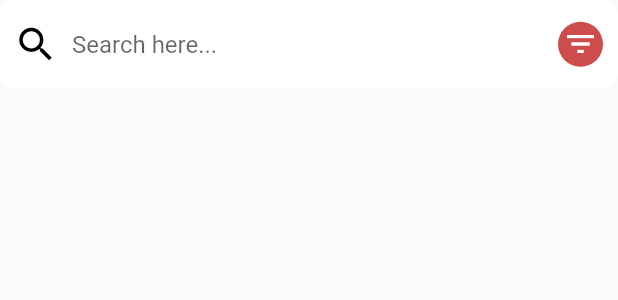
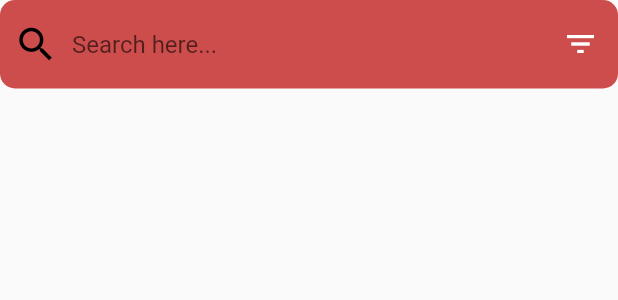
Before and after one commit to getSami147/Travel_planner, a Flutter app: what textformfield() shows on an empty page, opened directly, on a phone screen of 412 x 824 dp. Shown: the top 300 px of the screen. Run offline on Flutter 3.47's test engine with Material 2 defaults, Android fonts, the phone set to English and light mode, and no system bars; our stand-ins replace animated_splash_screen, flutter_svg, google_fonts, mobx, nb_utils; generated files the repository leaves out were written again.

Commit message:
TravelPlanner

```diff
--- a/lib/Screans/Travel PL_Sub_TourPlane.dart
+++ b/lib/Screans/Travel PL_Sub_TourPlane.dart
@@ -41,6 +41,8 @@ class _Sub_TourPlaneState extends State<Sub_TourPlane> {
         // Body Start .........................................................>>>
 
         body: SlidingUpPanel(
+          isDraggable: false,
+          minHeight: MediaQuery.of(context).size.height * .6,
           borderRadius: BorderRadius.circular(30),
           maxHeight: MediaQuery.of(context).size.height * .6,
           panel: Column(
--- a/lib/utils/TravelPlane Widget.dart
+++ b/lib/utils/TravelPlane Widget.dart
@@ -181,26 +181,25 @@ BoxDecoration boxDecoration(
 
 // Text TextFrom Feild FilledColor...........................................>>>
 class textformfield extends StatelessWidget {
-  // var borderSide;
-  // var isPassword;
-  // var isSecure;
-  // var fontSize;
-  // var textColor;
-  // // var fontFamily;
-  // var text;
-  // var maxLine;
-  // var keyboardType;
+  var borderSide;
+  var isPassword;
+  var isSecure;
+  var fontSize;
+  var textColor;
+  // var fontFamily;
+  var text;
+  var maxLine;
+  var keyboardType;
   textformfield({
     Key? key,
-    // var this.borderSide,
-    // var this.fontFamily,
-    // var this.fontSize = textSizeMedium,
-    // var this.isPassword = false,
-    // var this.isSecure = false,
-    // var this.keyboardType,
-    // var this.maxLine = 1,
-    // var this.text,
-    // var this.textColor = textColorSecondary,
+    var this.borderSide,
+    var this.fontSize = textSizeMedium,
+    var this.isPassword = false,
+    var this.isSecure = false,
+    var this.keyboardType,
+    var this.maxLine = 1,
+    var this.text,
+    var this.textColor = textColorSecondary,
   }) : super(key: key);
 
   @override
@@ -222,7 +221,7 @@ class textformfield extends StatelessWidget {
         ).paddingRight(10),
         suffixIconConstraints: BoxConstraints(maxHeight: 50, maxWidth: 50),
         filled: true,
-        fillColor: TravelPlane_whiteColor,
+        fillColor: TravelPlane_AppBarColor,
         border: OutlineInputBorder(
             borderSide: BorderSide.none,
             borderRadius: BorderRadius.circular(10)),
```
Also changed, not shown: lib/Screans/Travel PL_Customize plane.dart (+17 -10 lines), lib/Screans/Travel PL_Dashboard.dart (+4 -6 lines), lib/Screans/Travel PL_SearchPage.dart (added, +96 -0 lines), images/splash.png.
